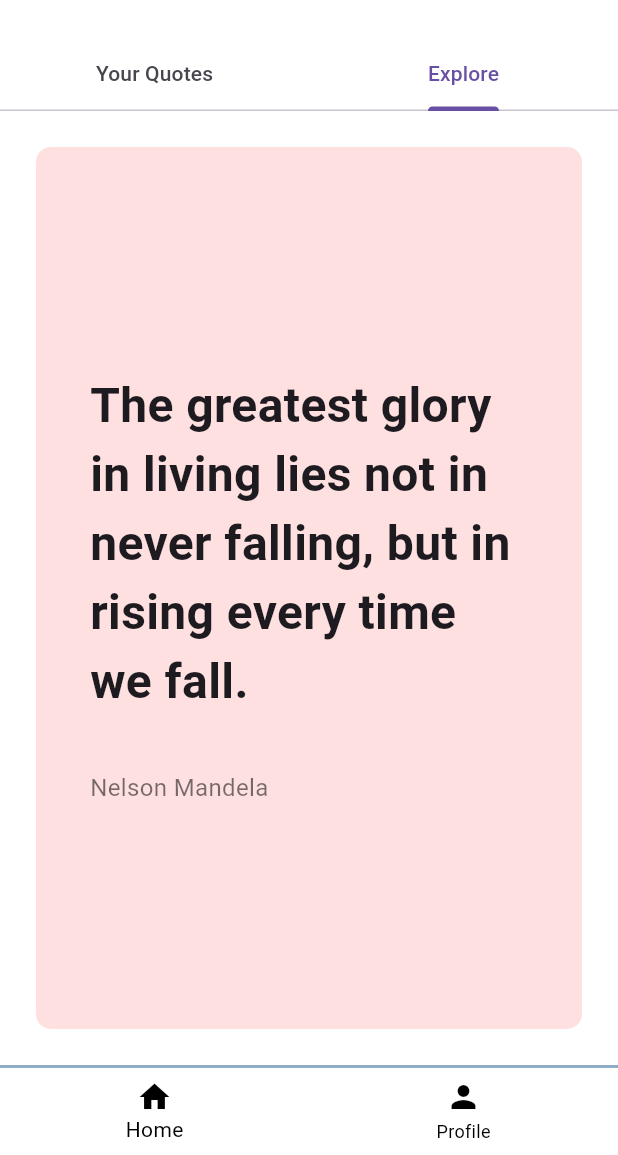
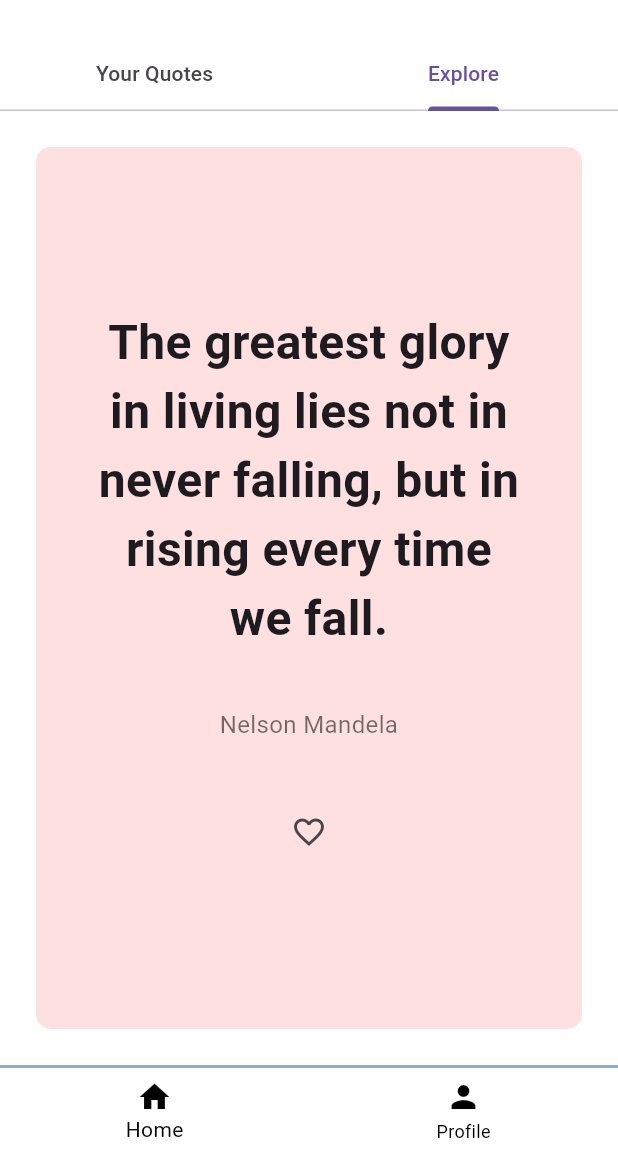
Before and after one commit to KubangPawis/gdsc-quote-app, a Flutter app: the HomePage screen opened directly, tab 2 chosen, on a phone screen of 412 x 824 dp, the part 81-1236 px from its top. Run offline on Flutter 3.47's test engine with Material 3 defaults, Android fonts, the light colour scheme and no system bars; our stand-ins replace flutter_slidable, google_sign_in.

Commit message:
feat(explore): improve quote widget styling

```diff
--- a/frontend/lib/util/quote_widget_large.dart
+++ b/frontend/lib/util/quote_widget_large.dart
@@ -21,16 +21,23 @@ class QuoteWidgetLarge extends StatelessWidget {
         ),
         child: Column(
             mainAxisAlignment: MainAxisAlignment.center,
-            crossAxisAlignment: CrossAxisAlignment.start,
+            crossAxisAlignment: CrossAxisAlignment.center,
             children: [
               Text(
                 quoteText,
                 style: TextStyle(fontSize: 32, fontWeight: FontWeight.bold),
+                textAlign: TextAlign.center,
               ),
               SizedBox(height: 36),
               Text(
                 author,
                 style: TextStyle(fontSize: 16, color: Colors.black54),
+                textAlign: TextAlign.center,
+              ),
+              SizedBox(height: 36),
+              IconButton(
+                onPressed: () {},
+                icon: Icon(Icons.favorite_border, size: 24),
               ),
             ]));
   }
```
